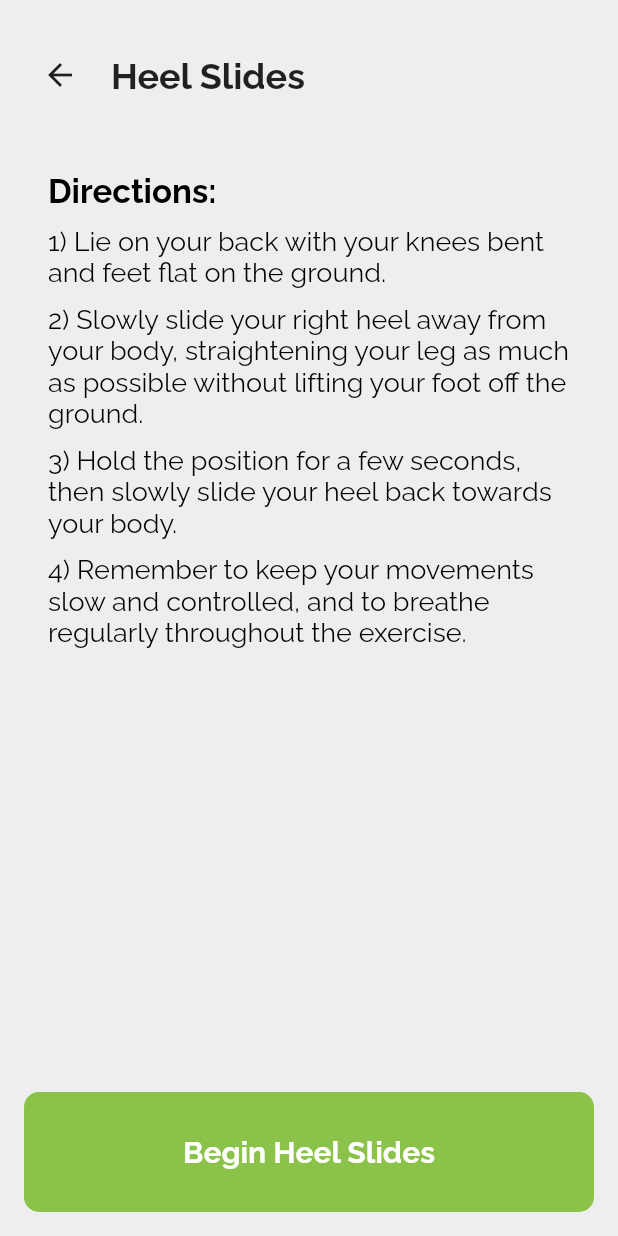
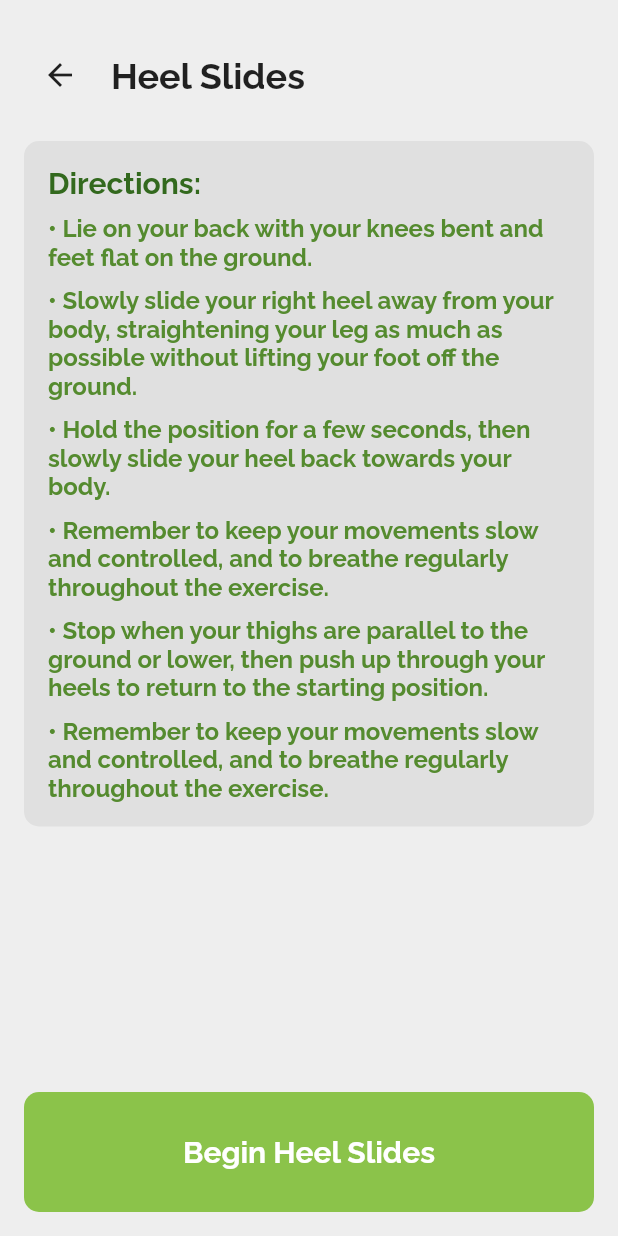
Before and after one commit to edreesegit/revivetest2, a Flutter app: the HeelSlidesExercisePage screen opened directly, on a phone screen of 412 x 824 dp. Run offline on Flutter 3.47's test engine with Material 2 defaults, Android fonts, the phone set to English and light mode, and no system bars; our stand-ins replace firebase_auth, firebase_core, firebase_database, google_fonts, google_nav_bar, lottie; accounts and stored records are empty; network calls fail.

Commit message:
4th Commit!

```diff
--- a/lib/homepages/exercisedetailpages/exercisecalibrationpages/squats_calibration_page.dart
+++ b/lib/homepages/exercisedetailpages/exercisecalibrationpages/squats_calibration_page.dart
@@ -1,4 +1,4 @@
-// ignore_for_file: prefer_const_constructors, prefer_const_literals_to_create_immutables, use_build_context_synchronously
+// ignore_for_file: prefer_const_constructors, prefer_const_literals_to_create_immutables, use_build_context_synchronously, unused_field
 
 import 'package:firebase_auth/firebase_auth.dart';
 import 'package:flutter/material.dart';
@@ -237,7 +237,6 @@ class _SquatsCalibrationState extends State<SquatsCalibration> {
           content: Text('Failed to save minimumX value: $error'),
         ),
       );
-      print('Error: $error');
     }
   }
 
@@ -304,7 +303,6 @@ class _SquatsCalibrationState extends State<SquatsCalibration> {
           content: Text('Failed to save maximumX value: $error'),
         ),
       );
-      print('Error: $error');
     }
   }
 }
--- a/lib/homepages/exercisedetailpages/heel_slides_exercise_page.dart
+++ b/lib/homepages/exercisedetailpages/heel_slides_exercise_page.dart
@@ -1,4 +1,4 @@
-// ignore_for_file: prefer_const_constructors, prefer_const_constructors_in_immutables
+// ignore_for_file: prefer_const_constructors, prefer_const_constructors_in_immutables, library_private_types_in_public_api
 
 import 'package:flutter/material.dart';
 import 'package:google_fonts/google_fonts.dart';
@@ -38,56 +38,81 @@ class HeelSlidesExercisePage extends StatelessWidget {
                   ),
                 ],
               ),
-              SizedBox(height: 20),
               Expanded(
                 child: SingleChildScrollView(
                   child: Column(
                     crossAxisAlignment: CrossAxisAlignment.start,
                     children: [
                       SizedBox(height: 20),
-                      Padding(
-                        padding: const EdgeInsets.symmetric(horizontal: 16.0),
+                      Container(
+                        padding: EdgeInsets.all(16),
+                        decoration: BoxDecoration(
+                          color: Colors.grey[300],
+                          borderRadius: BorderRadius.circular(10),
+                        ),
                         child: Column(
                           crossAxisAlignment: CrossAxisAlignment.start,
                           children: [
                             Text(
                               'Directions:',
                               style: GoogleFonts.raleway(
-                                fontSize: 22,
+                                fontSize: 20,
                                 fontWeight: FontWeight.bold,
-                                color: Colors.black,
+                                color: Colors.lightGreen[900],
                               ),
                             ),
                             SizedBox(height: 10),
                             Text(
-                              '1) Lie on your back with your knees bent and feet flat on the ground.',
+                              '• Lie on your back with your knees bent and feet flat on the ground.',
                               style: GoogleFonts.raleway(
-                                fontSize: 18,
-                                color: Colors.black,
+                                fontSize: 16,
+                                fontWeight: FontWeight.bold,
+                                color: Colors.lightGreen[800],
                               ),
                             ),
                             SizedBox(height: 10),
                             Text(
-                              '2) Slowly slide your right heel away from your body, straightening your leg as much as possible without lifting your foot off the ground.',
+                              '• Slowly slide your right heel away from your body, straightening your leg as much as possible without lifting your foot off the ground.',
                               style: GoogleFonts.raleway(
-                                fontSize: 18,
-                                color: Colors.black,
+                                fontSize: 16,
+                                fontWeight: FontWeight.bold,
+                                color: Colors.lightGreen[800],
                               ),
                             ),
                             SizedBox(height: 10),
                             Text(
-                              '3) Hold the position for a few seconds, then slowly slide your heel back towards your body.',
+                              '• Hold the position for a few seconds, then slowly slide your heel back towards your body.',
                               style: GoogleFonts.raleway(
-                                fontSize: 18,
-                                color: Colors.black,
+                                fontSize: 16,
+                                fontWeight: FontWeight.bold,
+                                color: Colors.lightGreen[800],
                               ),
                             ),
                             SizedBox(height: 10),
                             Text(
-                              '4) Remember to keep your movements slow and controlled, and to breathe regularly throughout the exercise.',
+                              '• Remember to keep your movements slow and controlled, and to breathe regularly throughout the exercise.',
                               style: GoogleFonts.raleway(
-                                fontSize: 18,
-                                color: Colors.black,
+                                fontSize: 16,
+                                fontWeight: FontWeight.bold,
+                                color: Colors.lightGreen[800],
+                              ),
+                            ),
+                            SizedBox(height: 10),
+                            Text(
+                              '• Stop when your thighs are parallel to the ground or lower, then push up through your heels to return to the starting position.',
+                              style: GoogleFonts.raleway(
+                                fontSize: 16,
+                                fontWeight: FontWeight.bold,
+                                color: Colors.lightGreen[800],
+                              ),
+                            ),
+                            SizedBox(height: 10),
+                            Text(
+                              '• Remember to keep your movements slow and controlled, and to breathe regularly throughout the exercise.',
+                              style: GoogleFonts.raleway(
+                                fontSize: 16,
+                                fontWeight: FontWeight.bold,
+                                color: Colors.lightGreen[800],
                               ),
                             ),
                           ],
@@ -138,7 +163,6 @@ class _ExerciseButtonState extends State<ExerciseButton> {
         setState(() {
           _isTapped = false;
         });
-        // TODO: Implement begin exercise functionality
       },
       child: AnimatedContainer(
         duration: Duration(milliseconds: 200),
--- a/lib/homepages/home.dart
+++ b/lib/homepages/home.dart
@@ -1,4 +1,4 @@
-// ignore_for_file: prefer_const_constructors
+// ignore_for_file: prefer_const_constructors, library_private_types_in_public_api, prefer_const_constructors_in_immutables
 
 import 'package:flutter/material.dart';
 import 'package:google_fonts/google_fonts.dart';
@@ -75,7 +75,7 @@ class ExerciseBox extends StatefulWidget {
   final String exerciseName;
   final Color color;
 
-  ExerciseBox({required this.exerciseName, required this.color});
+  ExerciseBox({super.key, required this.exerciseName, required this.color});
 
   @override
   _ExerciseBoxState createState() => _ExerciseBoxState();
--- a/lib/pages/forgot_pw_page.dart
+++ b/lib/pages/forgot_pw_page.dart
@@ -33,7 +33,6 @@ class _ForgotPasswordPageState extends State<ForgotPasswordPage> {
         },
       );
     } on FirebaseAuthException catch (e) {
-      print(e);
       showDialog(
           context: context,
           builder: (context) {
--- a/lib/pages/get_user_info.dart
+++ b/lib/pages/get_user_info.dart
@@ -32,11 +32,9 @@ class GetUserInfo extends StatelessWidget {
     return StreamBuilder<DatabaseEvent>(
       stream: usersRef.onValue,
       builder: (BuildContext context, AsyncSnapshot<DatabaseEvent> snapshot) {
-        final User? user = FirebaseAuth.instance.currentUser;
         if (snapshot.hasData && snapshot.data!.snapshot.value != null) {
           final dynamic value = snapshot.data!.snapshot.value;
           Map<dynamic, dynamic> userData = value;
-          print(userData);
           final String firstName =
               userData.containsKey('first name') ? userData['first name'] : '';
 
--- a/lib/pages/splash_screen.dart
+++ b/lib/pages/splash_screen.dart
@@ -1,4 +1,4 @@
-// ignore_for_file: prefer_const_constructors
+// ignore_for_file: prefer_const_constructors, library_private_types_in_public_api
 
 import 'package:flutter/material.dart';
 import 'package:lottie/lottie.dart';
```
Also changed, not shown: lib/homepages/exercisedetailpages/knee_extensions_page.dart (+25 -19 lines), lib/homepages/exercisedetailpages/squats_exercise_page.dart (+32 -23 lines), lib/homepages/settings.dart (+54 -6 lines), lib/pages/login_page.dart (+8 -10 lines).
